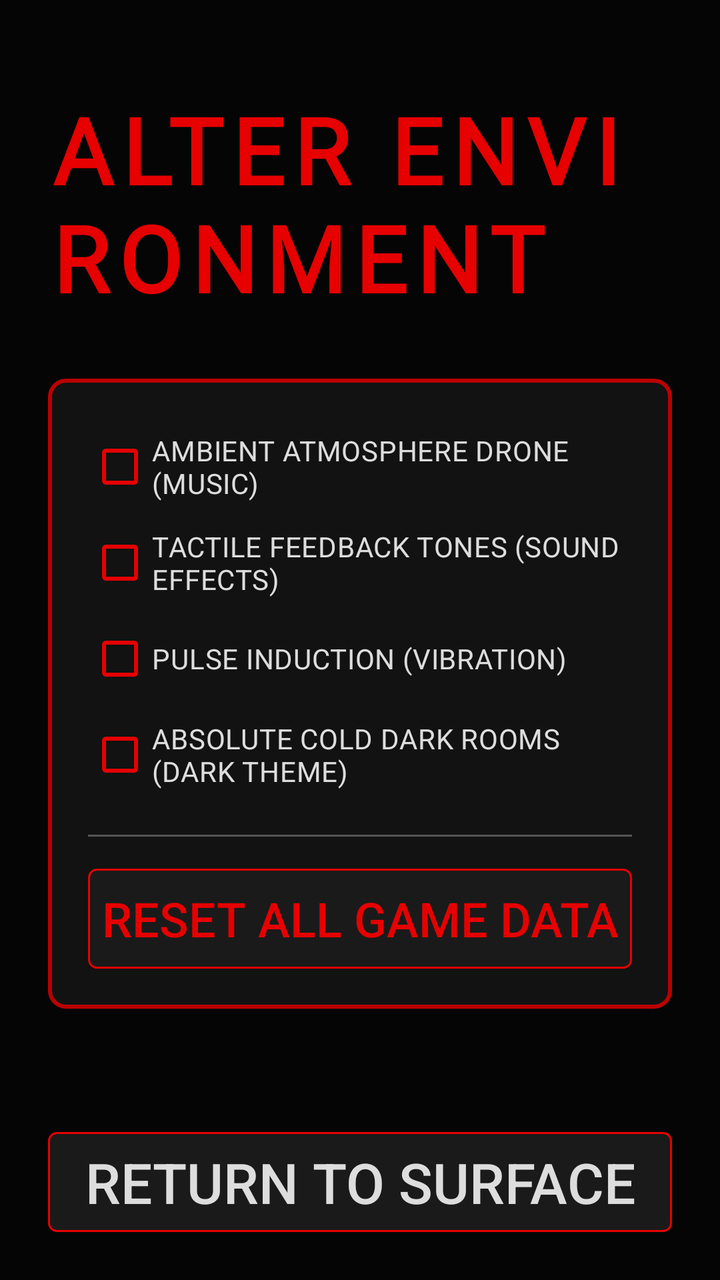
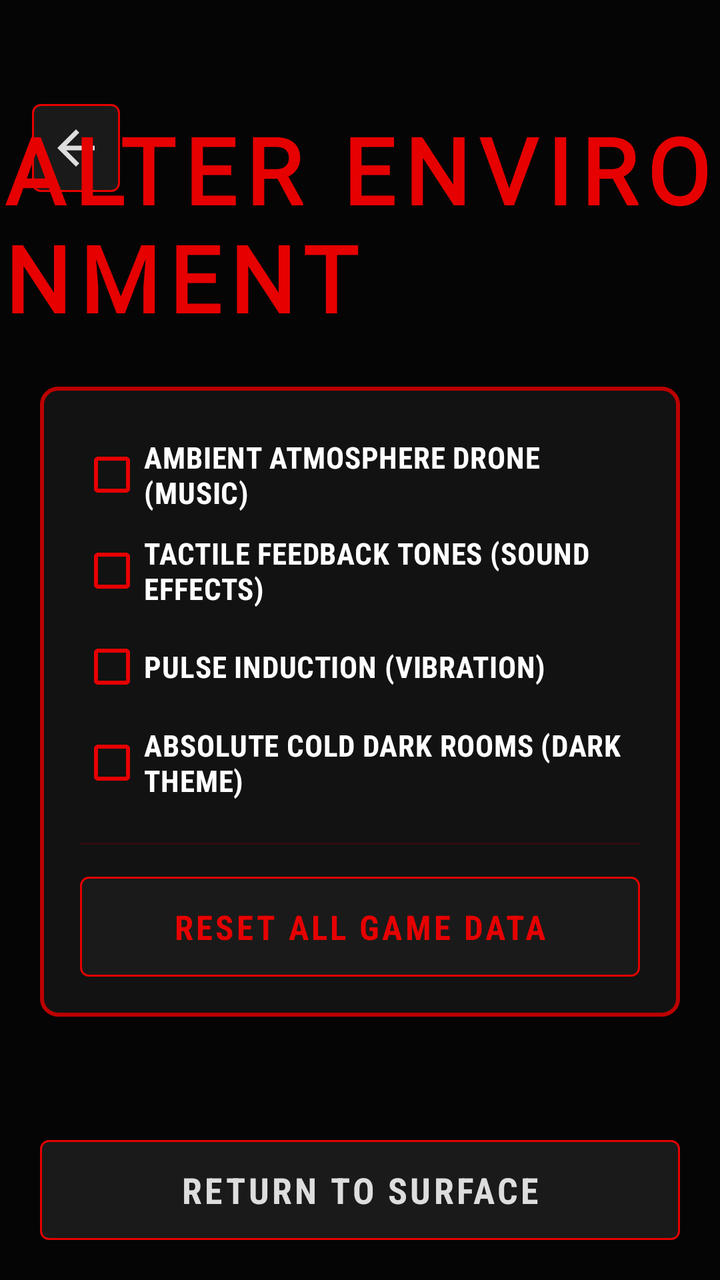

Before-and-after screenshots of an Android layout around one commit, followed by the original layout XML and the change that was made.
<!-- AndroidManifest.xml: application theme Theme.LastWord -->
<!-- res/layout/activity_settings.xml -->
<?xml version="1.0" encoding="utf-8"?>
<androidx.constraintlayout.widget.ConstraintLayout xmlns:android="http://schemas.android.com/apk/res/android"
    xmlns:app="http://schemas.android.com/apk/res-auto"
    android:layout_width="match_parent"
    android:layout_height="match_parent"
    android:background="@color/pure_dark"
    android:padding="24dp">

    <TextView
        android:id="@+id/tvSettingsTitle"
        android:layout_width="wrap_content"
        android:layout_height="wrap_content"
        android:text="ALTER ENVIRONMENT"
        android:textColor="@color/horror_red"
        android:textSize="46sp"
        android:textStyle="bold"
        android:letterSpacing="0.1"
        android:layout_marginTop="20dp"
        app:layout_constraintTop_toTopOf="parent"
        app:layout_constraintStart_toStartOf="parent"
        app:layout_constraintEnd_toEndOf="parent" android:fontFamily="@font/ghastly_panic" />

    <LinearLayout
        android:layout_width="match_parent"
        android:layout_height="wrap_content"
        android:orientation="vertical"
        android:background="@drawable/bg_horror_card"
        android:padding="20dp"
        android:layout_marginTop="30dp"
        app:layout_constraintTop_toBottomOf="@id/tvSettingsTitle"
        app:layout_constraintStart_toStartOf="parent"
        app:layout_constraintEnd_toEndOf="parent">

        <CheckBox
            android:id="@+id/cbMusic"
            android:layout_width="match_parent"
            android:layout_height="48dp"
            android:text="AMBIENT ATMOSPHERE DRONE (MUSIC)"
            android:textColor="@color/pale_white"
            android:buttonTint="@color/horror_red"
            android:checked="true"/>

        <CheckBox
            android:id="@+id/cbSound"
            android:layout_width="match_parent"
            android:layout_height="48dp"
            android:text="TACTILE FEEDBACK TONES (SOUND EFFECTS)"
            android:textColor="@color/pale_white"
            android:buttonTint="@color/horror_red"
            android:checked="true"/>

        <CheckBox
            android:id="@+id/cbVibration"
            android:layout_width="match_parent"
            android:layout_height="48dp"
            android:text="PULSE INDUCTION (VIBRATION)"
            android:textColor="@color/pale_white"
            android:buttonTint="@color/horror_red"
            android:checked="true"/>

        <CheckBox
            android:id="@+id/cbDarkMode"
            android:layout_width="match_parent"
            android:layout_height="48dp"
            android:text="ABSOLUTE COLD DARK ROOMS (DARK THEME)"
            android:textColor="@color/pale_white"
            android:buttonTint="@color/horror_red"
            android:checked="true"/>

        <View
            android:layout_width="match_parent"
            android:layout_height="1dp"
            android:background="@color/dim_gray"
            android:layout_marginTop="16dp"
            android:layout_marginBottom="16dp"/>

        <androidx.appcompat.widget.AppCompatButton
            android:id="@+id/btnResetData"
            android:layout_width="match_parent"
            android:layout_height="50dp"
            android:text="RESET ALL GAME DATA"
            android:textColor="@color/horror_red"
            android:textSize="24sp"
            android:background="@drawable/bg_button_dark"/>
    </LinearLayout>

    <androidx.appcompat.widget.AppCompatButton android:textSize="28sp"
        android:id="@+id/btnBack"
        android:layout_width="match_parent"
        android:layout_height="50dp"
        android:text="RETURN TO SURFACE"
        android:textColor="@color/pale_white"
        android:background="@drawable/bg_button_dark"
        app:layout_constraintBottom_toBottomOf="parent"
        app:layout_constraintStart_toStartOf="parent"
        app:layout_constraintEnd_toEndOf="parent"/>

</androidx.constraintlayout.widget.ConstraintLayout>
<!-- resources referenced by this layout -->
<resources>
  <color name="dim_gray">#555555</color>
  <color name="horror_red">#E60000</color>
  <color name="pale_white">#DDDDDD</color>
  <color name="pure_dark">#050505</color>
  <!-- drawable bg_button_dark (drawable) -->
  <?xml version="1.0" encoding="utf-8"?>
  <selector xmlns:android="http://schemas.android.com/apk/res/android">
      <item android:state_pressed="true">
          <shape>
              <solid android:color="@color/blood_red" />
              <stroke android:width="1dp" android:color="@color/horror_red" />
              <corners android:radius="4dp" />
          </shape>
      </item>
      <item android:state_enabled="false">
          <shape>
              <solid android:color="#0a0a0a" />
              <stroke android:width="1dp" android:color="#222222" />
              <corners android:radius="4dp" />
          </shape>
      </item>
      <item>
          <shape>
              <solid android:color="#1a1a1a" />
              <stroke android:width="1dp" android:color="@color/horror_red" />
              <corners android:radius="4dp" />
          </shape>
      </item>
  </selector>
  <!-- drawable bg_horror_card (drawable) -->
  <?xml version="1.0" encoding="utf-8"?>
  <shape xmlns:android="http://schemas.android.com/apk/res/android">
      <solid android:color="#121212" />
      <stroke android:width="2dp" android:color="@color/blood_red" />
      <corners android:radius="8dp" />
  </shape>
  <style name="Theme.LastWord" parent="Base.Theme.LastWord" />
  <color name="blood_red">#BB0000</color>
  <style name="Base.Theme.LastWord" parent="Theme.Material3.DayNight.NoActionBar">
          
          <item name="colorPrimary">@color/horror_red</item>
          <item name="colorOnPrimary">@color/white</item>
          <item name="colorSecondary">@color/crimson</item>
          <item name="android:windowBackground">@color/pure_dark</item>
          <item name="android:navigationBarColor">@color/black</item>
          <item name="android:statusBarColor">@color/black</item>
          
          
          <item name="android:textAppearanceSmall">@style/HorrorText.Small</item>
          <item name="android:textAppearanceMedium">@style/HorrorText.Medium</item>
          <item name="android:textAppearanceLarge">@style/HorrorText.Large</item>
      </style>
  <color name="white">#FFFFFF</color>
  <color name="crimson">#FF0000</color>
  <color name="black">#000000</color>
  <style name="HorrorText.Small">
          <item name="android:textSize">12sp</item>
      </style>
  <style name="HorrorText.Medium">
          <item name="android:textSize">16sp</item>
      </style>
  <style name="HorrorText.Large">
          <item name="android:textSize">22sp</item>
      </style>
</resources>

<!-- the commit's change to res/layout/activity_settings.xml (unified diff, before → after) -->
@@ -3,8 +3,21 @@
     xmlns:app="http://schemas.android.com/apk/res-auto"
     android:layout_width="match_parent"
     android:layout_height="match_parent"
-    android:background="@color/pure_dark"
-    android:padding="24dp">
+    android:background="@color/pure_dark">
+
+    
+    <ImageButton
+        android:id="@+id/btnTopBack"
+        android:layout_width="44dp"
+        android:layout_height="44dp"
+        android:src="@drawable/ic_back_arrow"
+        android:background="@drawable/bg_button_dark"
+        android:contentDescription="Return"
+        android:padding="10dp"
+        android:layout_marginTop="52dp"
+        android:layout_marginStart="16dp"
+        app:layout_constraintTop_toTopOf="parent"
+        app:layout_constraintStart_toStartOf="parent" />
 
     <TextView
         android:id="@+id/tvSettingsTitle"
@@ -15,18 +28,20 @@
         android:textSize="46sp"
         android:textStyle="bold"
         android:letterSpacing="0.1"
-        android:layout_marginTop="20dp"
+        android:layout_marginTop="54dp"
         app:layout_constraintTop_toTopOf="parent"
         app:layout_constraintStart_toStartOf="parent"
-        app:layout_constraintEnd_toEndOf="parent" android:fontFamily="@font/ghastly_panic" />
+        app:layout_constraintEnd_toEndOf="parent"
+        android:fontFamily="@font/ghastly_panic" />
 
     <LinearLayout
-        android:layout_width="match_parent"
+        android:layout_width="0dp"
         android:layout_height="wrap_content"
         android:orientation="vertical"
         android:background="@drawable/bg_horror_card"
         android:padding="20dp"
-        android:layout_marginTop="30dp"
+        android:layout_marginTop="24dp"
+        android:layout_marginHorizontal="20dp"
         app:layout_constraintTop_toBottomOf="@id/tvSettingsTitle"
         app:layout_constraintStart_toStartOf="parent"
         app:layout_constraintEnd_toEndOf="parent">
@@ -36,7 +51,10 @@
             android:layout_width="match_parent"
             android:layout_height="48dp"
             android:text="AMBIENT ATMOSPHERE DRONE (MUSIC)"
-            android:textColor="@color/pale_white"
+            android:textColor="@color/white"
+            android:textSize="15sp"
+            android:textStyle="bold"
+            android:fontFamily="sans-serif-condensed"
             android:buttonTint="@color/horror_red"
             android:checked="true"/>
 
@@ -45,7 +63,10 @@
             android:layout_width="match_parent"
             android:layout_height="48dp"
             android:text="TACTILE FEEDBACK TONES (SOUND EFFECTS)"
-            android:textColor="@color/pale_white"
+            android:textColor="@color/white"
+            android:textSize="15sp"
+            android:textStyle="bold"
+            android:fontFamily="sans-serif-condensed"
             android:buttonTint="@color/horror_red"
             android:checked="true"/>
 
@@ -54,7 +75,10 @@
             android:layout_width="match_parent"
             android:layout_height="48dp"
             android:text="PULSE INDUCTION (VIBRATION)"
-            android:textColor="@color/pale_white"
+            android:textColor="@color/white"
+            android:textSize="15sp"
+            android:textStyle="bold"
+            android:fontFamily="sans-serif-condensed"
             android:buttonTint="@color/horror_red"
             android:checked="true"/>
 
@@ -63,14 +87,17 @@
             android:layout_width="match_parent"
             android:layout_height="48dp"
             android:text="ABSOLUTE COLD DARK ROOMS (DARK THEME)"
-            android:textColor="@color/pale_white"
+            android:textColor="@color/white"
+            android:textSize="15sp"
+            android:textStyle="bold"
+            android:fontFamily="sans-serif-condensed"
             android:buttonTint="@color/horror_red"
             android:checked="true"/>
 
         <View
             android:layout_width="match_parent"
             android:layout_height="1dp"
-            android:background="@color/dim_gray"
+            android:background="@color/crimson_border"
             android:layout_marginTop="16dp"
             android:layout_marginBottom="16dp"/>
 
@@ -80,17 +107,26 @@
             android:layout_height="50dp"
             android:text="RESET ALL GAME DATA"
             android:textColor="@color/horror_red"
-            android:textSize="24sp"
+            android:textSize="17sp"
+            android:textStyle="bold"
+            android:fontFamily="sans-serif-condensed"
+            android:letterSpacing="0.08"
             android:background="@drawable/bg_button_dark"/>
     </LinearLayout>
 
-    <androidx.appcompat.widget.AppCompatButton android:textSize="28sp"
+    <androidx.appcompat.widget.AppCompatButton
         android:id="@+id/btnBack"
-        android:layout_width="match_parent"
+        android:layout_width="0dp"
         android:layout_height="50dp"
         android:text="RETURN TO SURFACE"
         android:textColor="@color/pale_white"
+        android:textSize="18sp"
+        android:textStyle="bold"
+        android:fontFamily="sans-serif-condensed"
+        android:letterSpacing="0.08"
         android:background="@drawable/bg_button_dark"
+        android:layout_marginHorizontal="20dp"
+        android:layout_marginBottom="20dp"
         app:layout_constraintBottom_toBottomOf="parent"
         app:layout_constraintStart_toStartOf="parent"
         app:layout_constraintEnd_toEndOf="parent"/>
<!-- resource entries referenced after the edit -->
@@ -1,6 +1,6 @@
 <!-- resources referenced by this layout -->
 <resources>
-  <color name="dim_gray">#555555</color>
+  <color name="crimson_border">#448B0000</color>
   <color name="horror_red">#E60000</color>
   <color name="pale_white">#DDDDDD</color>
   <color name="pure_dark">#050505</color>
@@ -36,6 +36,16 @@
       <stroke android:width="2dp" android:color="@color/blood_red" />
       <corners android:radius="8dp" />
   </shape>
+  <!-- drawable ic_back_arrow (drawable) -->
+  <vector xmlns:android="http://schemas.android.com/apk/res/android"
+      android:width="28dp"
+      android:height="28dp"
+      android:viewportWidth="24"
+      android:viewportHeight="24">
+    <path
+        android:fillColor="@color/pale_white"
+        android:pathData="M20,11H7.83l5.59,-5.59L12,4l-8,8 8,8 1.41,-1.41L7.83,13H20v-2z"/>
+  </vector>
   <style name="Theme.LastWord" parent="Base.Theme.LastWord" />
   <color name="blood_red">#BB0000</color>
   <style name="Base.Theme.LastWord" parent="Theme.Material3.DayNight.NoActionBar">
@@ -46,6 +56,7 @@
           <item name="android:windowBackground">@color/pure_dark</item>
           <item name="android:navigationBarColor">@color/black</item>
           <item name="android:statusBarColor">@color/black</item>
+          <item name="android:windowLayoutInDisplayCutoutMode" tools:targetApi="p">shortEdges</item>
           
           
           <item name="android:textAppearanceSmall">@style/HorrorText.Small</item>
